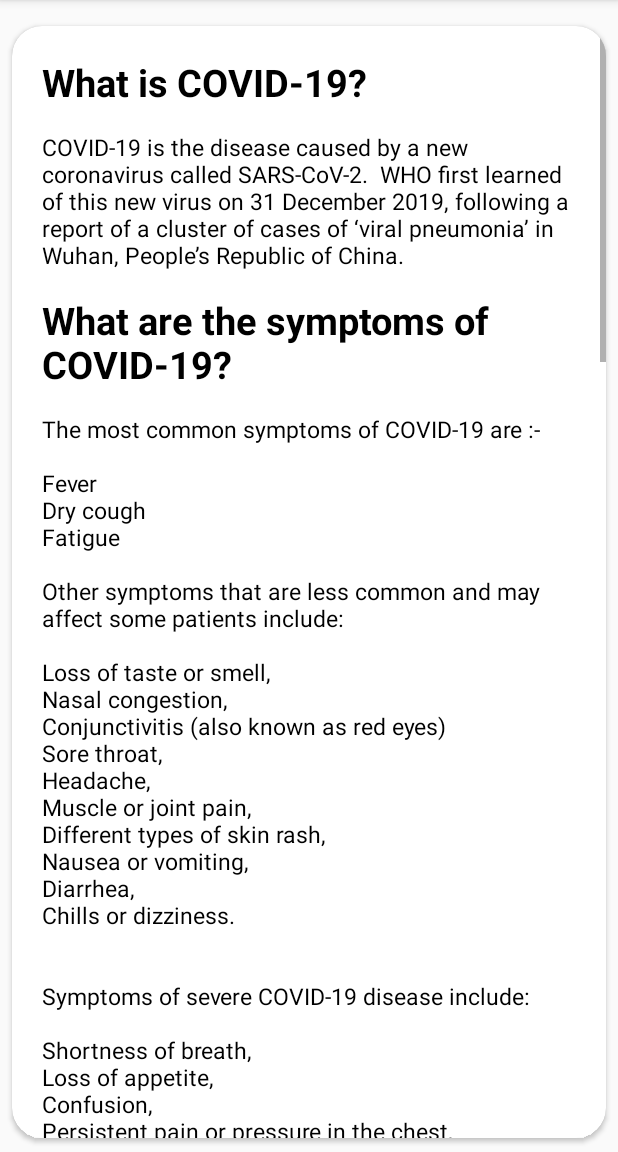
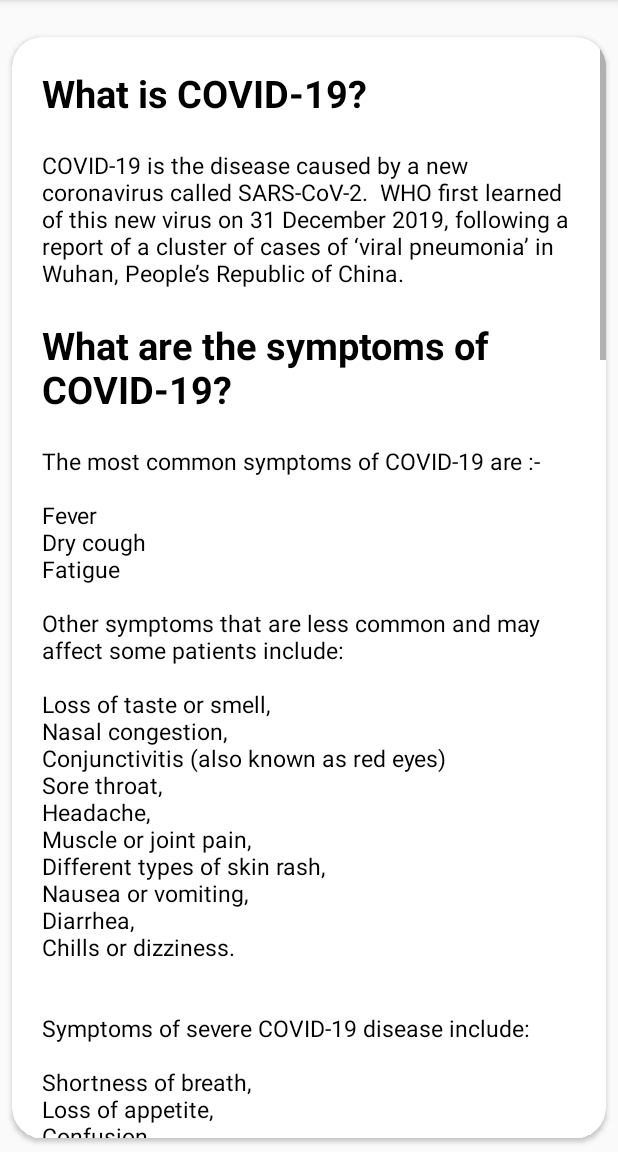
Before and after one commit to elham-atef/CoviFighter, an Android app: the CoronaActivity screen opened directly, with no data from a screen before it, on a phone screen of 412 x 824 dp, the part 84-1236 px from its top. Run offline under Robolectric (Android 15) with nearby library versions, the phone set to English and light mode, and no system bars.

Commit message:
created cases3

```diff
--- a/app/src/main/res/layout/activity_corona.xml
+++ b/app/src/main/res/layout/activity_corona.xml
@@ -3,8 +3,8 @@
     xmlns:app="http://schemas.android.com/apk/res-auto"
     xmlns:tools="http://schemas.android.com/tools"
     android:layout_width="match_parent"
-    android:layout_height="match_parent"
-    android:layout_marginTop="8dp"
+    android:layout_height="wrap_content"
+    android:layout_marginTop="15dp"
     app:cardBackgroundColor="@color/colorWhite"
     app:cardCornerRadius="20dp"
     app:cardPreventCornerOverlap="true"
@@ -37,7 +37,7 @@
                 android:id="@+id/answer_1"
                 android:layout_width="match_parent"
                 android:layout_height="wrap_content"
-                android:layout_marginTop="15dp"
+                android:layout_marginTop="20dp"
                 android:text="@string/answer_1"
                 android:textColor="@color/colorBlack"
                 android:textSize="15sp"
@@ -48,7 +48,7 @@
                 android:id="@+id/question_2"
                 android:layout_width="match_parent"
                 android:layout_height="wrap_content"
-                android:layout_marginTop="15dp"
+                android:layout_marginTop="20dp"
                 android:text="@string/question_2"
                 android:textColor="@color/colorBlack"
                 android:textSize="25sp"
@@ -60,7 +60,7 @@
                 android:id="@+id/answer_2"
                 android:layout_width="match_parent"
                 android:layout_height="wrap_content"
-                android:layout_marginTop="15dp"
+                android:layout_marginTop="20dp"
                 android:text="@string/answer_2"
                 android:textColor="@color/colorBlack"
                 android:textSize="15sp"
@@ -71,7 +71,7 @@
                 android:id="@+id/question_3"
                 android:layout_width="match_parent"
                 android:layout_height="wrap_content"
-                android:layout_marginTop="15dp"
+                android:layout_marginTop="20dp"
                 android:text="@string/question_3"
                 android:textColor="@color/colorBlack"
                 android:textSize="25sp"
@@ -83,7 +83,7 @@
                 android:id="@+id/answer_3"
                 android:layout_width="match_parent"
                 android:layout_height="wrap_content"
-                android:layout_marginTop="15dp"
+                android:layout_marginTop="20dp"
                 android:text="@string/answer_3"
                 android:textColor="@color/colorBlack"
                 android:textSize="15sp"
@@ -94,7 +94,7 @@
                 android:id="@+id/question_4"
                 android:layout_width="match_parent"
                 android:layout_height="wrap_content"
-                android:layout_marginTop="15dp"
+                android:layout_marginTop="20dp"
                 android:text="@string/question_4"
                 android:textColor="@color/colorBlack"
                 android:textSize="25sp"
@@ -106,7 +106,7 @@
                 android:id="@+id/answer_4"
                 android:layout_width="match_parent"
                 android:layout_height="wrap_content"
-                android:layout_marginTop="15dp"
+                android:layout_marginTop="20dp"
                 android:text="@string/answer_4"
                 android:textColor="@color/colorBlack"
                 android:textSize="15sp"
@@ -117,7 +117,7 @@
                 android:id="@+id/question_5"
                 android:layout_width="match_parent"
                 android:layout_height="wrap_content"
-                android:layout_marginTop="15dp"
+                android:layout_marginTop="20dp"
                 android:text="@string/question_5"
                 android:textColor="@color/colorBlack"
                 android:textSize="25sp"
@@ -129,7 +129,7 @@
                 android:id="@+id/answer_5"
                 android:layout_width="match_parent"
                 android:layout_height="wrap_content"
-                android:layout_marginTop="15dp"
+                android:layout_marginTop="20dp"
                 android:text="@string/answer_5"
                 android:textColor="@color/colorBlack"
                 android:textSize="15sp"
@@ -140,7 +140,7 @@
                 android:id="@+id/question_6"
                 android:layout_width="match_parent"
                 android:layout_height="wrap_content"
-                android:layout_marginTop="15dp"
+                android:layout_marginTop="20dp"
                 android:text="@string/question_6"
                 android:textColor="@color/colorBlack"
                 android:textSize="25sp"
@@ -152,7 +152,7 @@
                 android:id="@+id/answer_6"
                 android:layout_width="match_parent"
                 android:layout_height="wrap_content"
-                android:layout_marginTop="15dp"
+                android:layout_marginTop="20dp"
                 android:text="@string/answer_6"
                 android:textColor="@color/colorBlack"
                 android:textSize="15sp"
```
